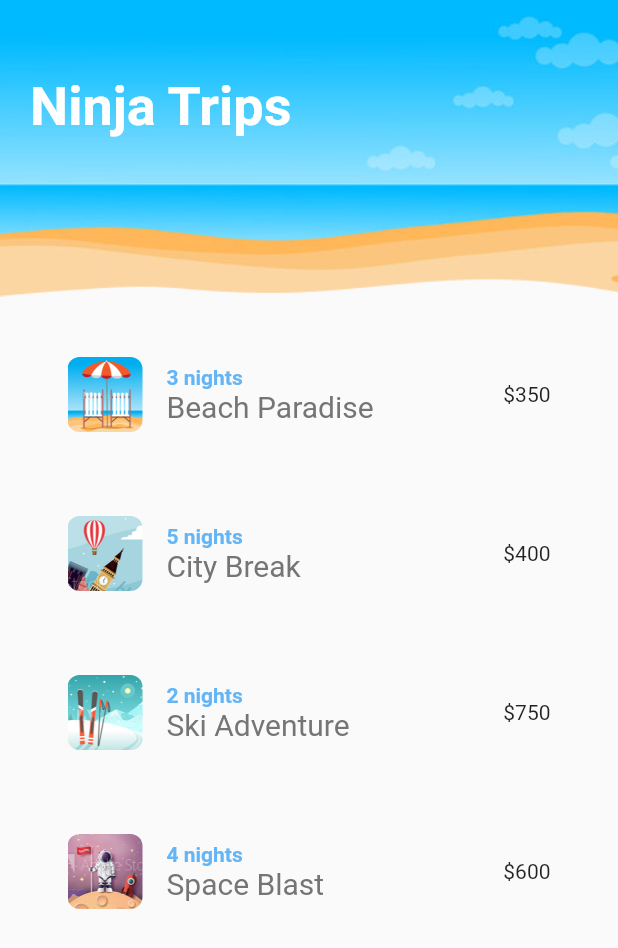
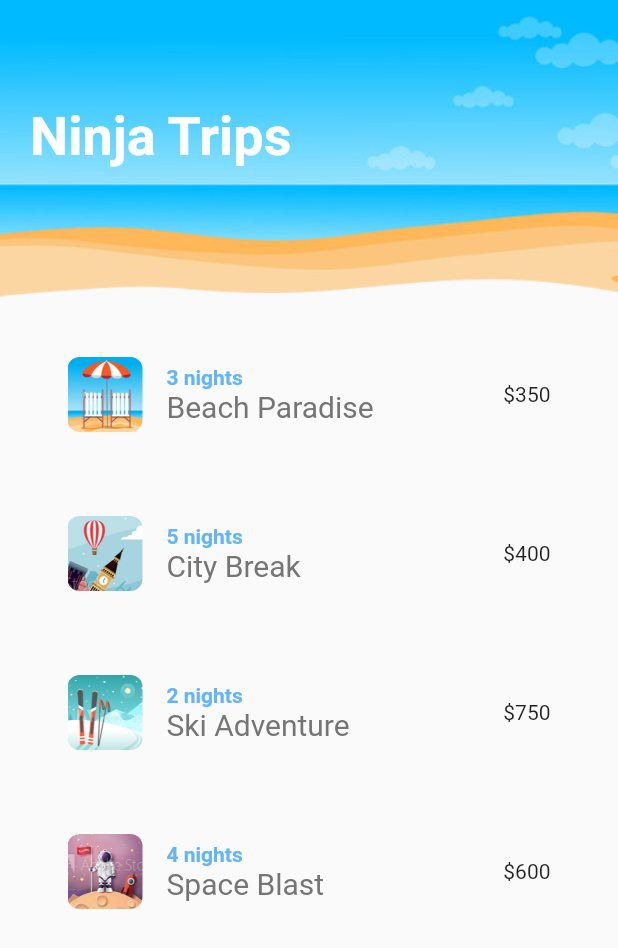
Before and after one commit to cromueloliver02/flutter_animations_tutorial, a Flutter app: the Home screen opened directly, on a phone screen of 412 x 824 dp. Shown: the top 948 px of the screen. Run offline on Flutter 3.47's test engine with Material 2 defaults, Android fonts, the light colour scheme and no system bars; our stand-ins replace flutter_lorem.

Commit message:
tween animation builder widget

```diff
--- a/lib/main.dart
+++ b/lib/main.dart
@@ -1,6 +1,6 @@
 import 'package:flutter/material.dart';
-import 'package:flutter_animations_tutorial/screens/sandbox.dart';
 import 'screens/home.dart';
+// import 'screens/sandbox.dart';
 
 void main() {
   runApp(const MyApp());
@@ -16,7 +16,7 @@ class MyApp extends StatelessWidget {
       theme: ThemeData(
         primarySwatch: Colors.blue,
       ),
-      home: const Sandbox(),
+      home: const Home(),
     );
   }
 }
--- a/lib/shared/screen_title.dart
+++ b/lib/shared/screen_title.dart
@@ -10,12 +10,23 @@ class ScreenTitle extends StatelessWidget {
 
   @override
   Widget build(BuildContext context) {
-    return Text(
-      text,
-      style: const TextStyle(
-        fontSize: 36,
-        color: Colors.white,
-        fontWeight: FontWeight.bold,
+    return TweenAnimationBuilder(
+      duration: const Duration(milliseconds: 500),
+      tween: Tween<double>(begin: 0, end: 1),
+      builder: (ctx, value, child) => Padding(
+        padding: EdgeInsets.only(top: value * 20),
+        child: Opacity(
+          opacity: value,
+          child: child,
+        ),
+      ),
+      child: Text(
+        text,
+        style: const TextStyle(
+          fontSize: 36,
+          color: Colors.white,
+          fontWeight: FontWeight.bold,
+        ),
       ),
     );
   }
```
